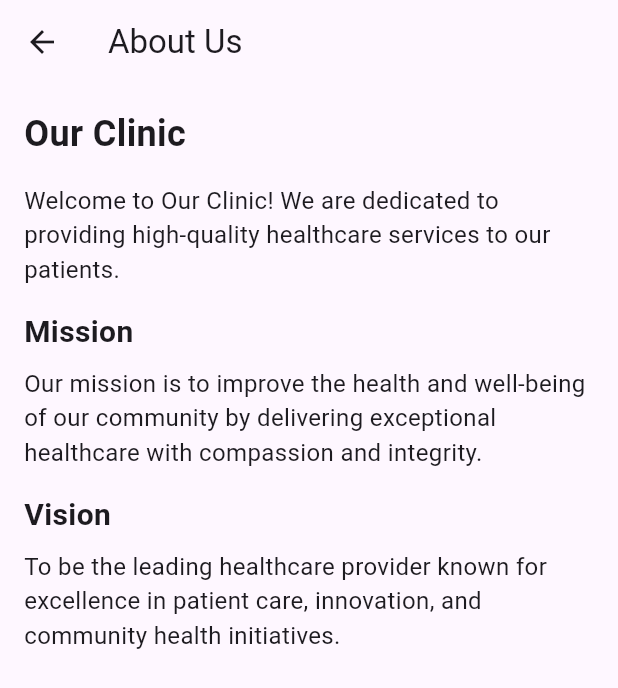
After one commit to AbdulmonemElsherif/ent_clinic, a Flutter app: the HomePage screen opened directly, in the side drawer, after a tap on "About Us", on a phone screen of 412 x 824 dp. The commit adds this screen. Shown: the top 688 px of the screen. Run offline on Flutter 3.47's test engine with Material 3 defaults, Android fonts, the phone set to English and light mode, and no system bars.

Commit message:
still bored

```diff
--- /dev/null
+++ b/lib/Pages/Homepage/AboutUs.dart
@@ -0,0 +1,60 @@
+import 'package:flutter/material.dart';
+
+class AboutUsPage extends StatelessWidget {
+  const AboutUsPage({Key? key}) : super(key: key);
+
+  @override
+  Widget build(BuildContext context) {
+    return Scaffold(
+      appBar: AppBar(
+        title: Text('About Us'),
+      ),
+      body: Padding(
+        padding: const EdgeInsets.all(16.0),
+        child: Column(
+          crossAxisAlignment: CrossAxisAlignment.start,
+          children: <Widget>[
+            Text(
+              'Our Clinic',
+              style: TextStyle(
+                fontSize: 24,
+                fontWeight: FontWeight.bold,
+              ),
+            ),
+            SizedBox(height: 16),
+            Text(
+              'Welcome to Our Clinic! We are dedicated to providing high-quality healthcare services to our patients.',
+              style: TextStyle(fontSize: 16),
+            ),
+            SizedBox(height: 16),
+            Text(
+              'Mission',
+              style: TextStyle(
+                fontSize: 20,
+                fontWeight: FontWeight.bold,
+              ),
+            ),
+            SizedBox(height: 8),
+            Text(
+              'Our mission is to improve the health and well-being of our community by delivering exceptional healthcare with compassion and integrity.',
+              style: TextStyle(fontSize: 16),
+            ),
+            SizedBox(height: 16),
+            Text(
+              'Vision',
+              style: TextStyle(
+                fontSize: 20,
+                fontWeight: FontWeight.bold,
+              ),
+            ),
+            SizedBox(height: 8),
+            Text(
+              'To be the leading healthcare provider known for excellence in patient care, innovation, and community health initiatives.',
+              style: TextStyle(fontSize: 16),
+            ),
+          ],
+        ),
+      ),
+    );
+  }
+}
--- a/lib/Pages/Homepage/HomeDrawer.dart
+++ b/lib/Pages/Homepage/HomeDrawer.dart
@@ -1,6 +1,7 @@
+import 'package:flutter/material.dart';
 import 'package:ent_clinic/Pages/SignIn.dart';
-import 'package:flutter/material.dart';
 import 'package:ent_clinic/Pages/profile.dart';
+import 'package:ent_clinic/Pages/Homepage/AboutUs.dart';
 
 class HomeDrawer extends StatelessWidget {
   const HomeDrawer({Key? key}) : super(key: key);
@@ -19,8 +20,6 @@ class HomeDrawer extends StatelessWidget {
               onTap: () {
                 // Navigate to profile page
                 Navigator.pop(context); // Close the drawer first
-                // Navigate to profile screen
-                // Replace 'ProfilePage()' with your actual profile screen widget
                 Navigator.push(
                   context,
                   MaterialPageRoute(builder: (context) => ProfilePage()),
@@ -57,6 +56,16 @@ class HomeDrawer extends StatelessWidget {
             },
           ),
           ListTile(
+            title: const Text('About Us'),
+            onTap: () {
+              Navigator.pop(context);
+                 Navigator.push(
+              context,
+              MaterialPageRoute(builder: (context) => AboutUsPage()),
+            );
+            },
+          ),
+          ListTile(
             title: const Text('Contact Us'),
             onTap: () {
               Navigator.pop(context);
```
